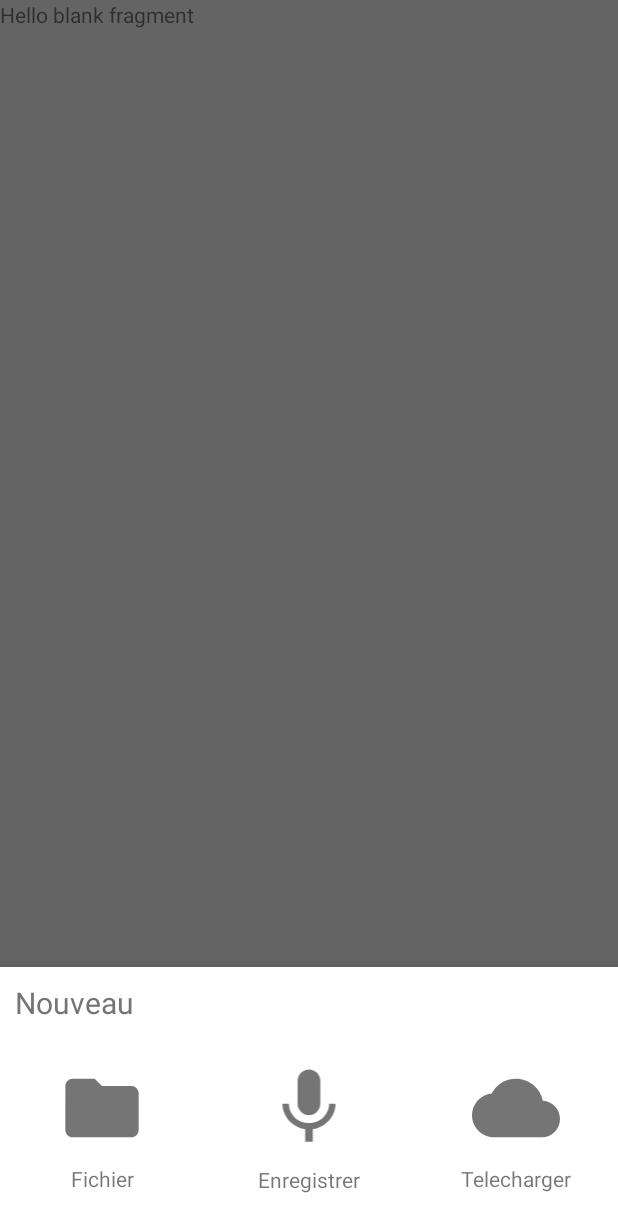
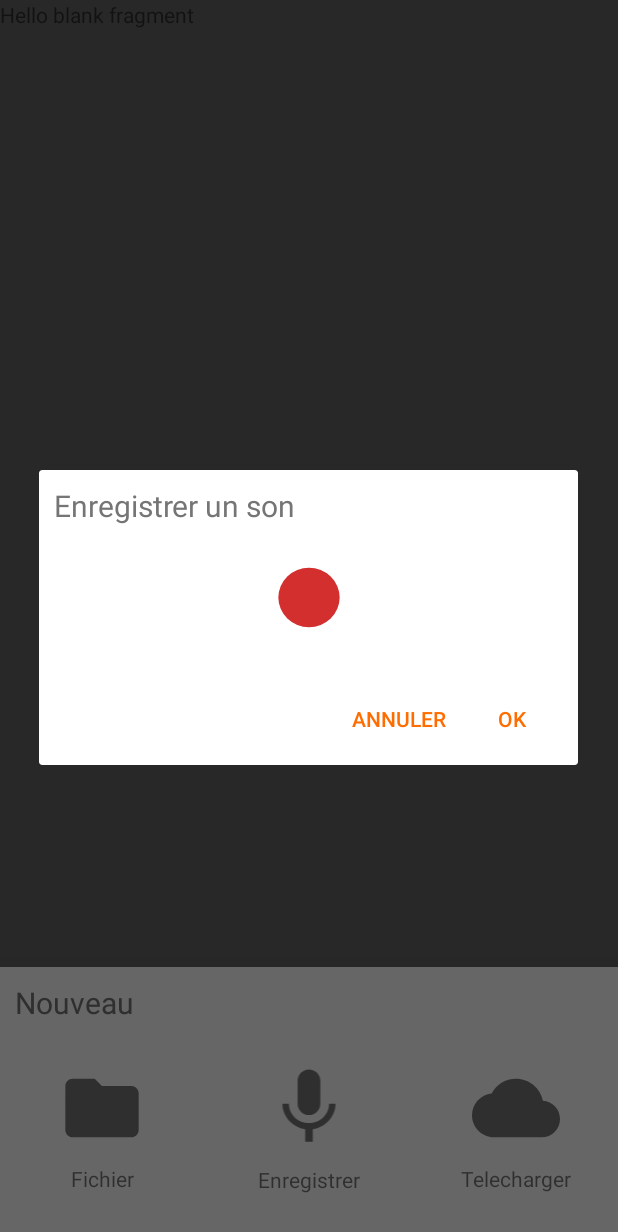
Before and after one commit to Namhto/android-sound-box-maker, an Android app: the fragment AddSoundBottomSheetFragment placed in its activity, after a tap on "Enregistrer", on a phone screen of 412 x 824 dp. Shown: the top 1232 px of the screen. Run offline under Robolectric (Android 15) with nearby library versions, the phone set to English and light mode, and no system bars; our stand-ins replace ButterKnife.

Commit message:
Add dialog record button

```diff
--- a/app/src/main/java/com/maxtho/soundboxmaker/homepage/soundtab/ui/AddSoundBottomSheetFragment.java
+++ b/app/src/main/java/com/maxtho/soundboxmaker/homepage/soundtab/ui/AddSoundBottomSheetFragment.java
@@ -1,5 +1,6 @@
 package com.maxtho.soundboxmaker.homepage.soundtab.ui;
 
+import android.app.FragmentManager;
 import android.os.Bundle;
 import android.support.design.widget.BottomSheetDialogFragment;
 import android.util.Log;
@@ -29,6 +30,7 @@ public class AddSoundBottomSheetFragment extends BottomSheetDialogFragment {
     @OnClick(R.id.constraintLayoutAddFromMic)
     public void addSoundFromMic(View view) {
         Log.d("SoundFragment","addFromMic");
+        showEditDialog();
     }
 
     @OnClick(R.id.constraintLayoutAddFromInternet)
@@ -36,4 +38,11 @@ public class AddSoundBottomSheetFragment extends BottomSheetDialogFragment {
         Log.d("SoundFragment","addFromInternet");
     }
 
+    private void showEditDialog() {
+        FragmentManager fm = getActivity().getFragmentManager();
+        RecordSoundDialogFragment builder = RecordSoundDialogFragment.newInstance("Some Title");
+        builder.show(fm, "fragment_edit_name");
+    }
+
+
 }
--- /dev/null
+++ b/app/src/main/java/com/maxtho/soundboxmaker/homepage/soundtab/ui/RecordSoundDialogFragment.java
@@ -0,0 +1,42 @@
+package com.maxtho.soundboxmaker.homepage.soundtab.ui;
+
+import android.app.Dialog;
+import android.app.DialogFragment;
+import android.content.DialogInterface;
+import android.os.Bundle;
+import android.support.v7.app.AlertDialog;
+import android.view.LayoutInflater;
+
+import com.maxtho.soundboxmaker.R;
+
+public class RecordSoundDialogFragment extends DialogFragment {
+
+    public static RecordSoundDialogFragment newInstance(String title) {
+        RecordSoundDialogFragment frag = new RecordSoundDialogFragment();
+        Bundle args = new Bundle();
+        args.putString("title", title);
+        frag.setArguments(args);
+        return frag;
+    }
+
+
+    @Override
+    public Dialog onCreateDialog(Bundle savedInstanceState) {
+        // Use the Builder class for convenient dialog construction
+        LayoutInflater inflater = getActivity().getLayoutInflater();
+        AlertDialog.Builder builder = new AlertDialog.Builder(getActivity());
+        builder.setView(inflater.inflate(R.layout.dialog_record_sound, null))
+                .setPositiveButton("OK", new DialogInterface.OnClickListener() {
+                    public void onClick(DialogInterface dialog, int id) {
+                        // FIRE ZE MISSILES!
+                    }
+                })
+                .setNegativeButton("ANNULER", new DialogInterface.OnClickListener() {
+                    public void onClick(DialogInterface dialog, int id) {
+                        // User cancelled the dialog
+                    }
+                });
+        // Create the AlertDialog object and return it
+        return builder.create();
+    }
+}
--- /dev/null
+++ b/app/src/main/res/drawable/ic_fiber_manual_record_black_24dp.xml
@@ -0,0 +1,9 @@
+<vector xmlns:android="http://schemas.android.com/apk/res/android"
+    android:width="24dp"
+    android:height="24dp"
+    android:viewportHeight="24.0"
+    android:viewportWidth="24.0">
+    <path
+        android:fillColor="#010101"
+        android:pathData="M12,12m-8,0a8,8 0,1 1,16 0a8,8 0,1 1,-16 0" />
+</vector>
--- /dev/null
+++ b/app/src/main/res/layout/dialog_record_sound.xml
@@ -0,0 +1,31 @@
+<?xml version="1.0" encoding="utf-8"?>
+<android.support.constraint.ConstraintLayout xmlns:android="http://schemas.android.com/apk/res/android"
+    xmlns:app="http://schemas.android.com/apk/res-auto"
+    android:layout_width="match_parent"
+    android:layout_height="wrap_content"
+    android:paddingBottom="20dp">
+
+    <TextView
+        android:id="@+id/textView"
+        android:layout_width="wrap_content"
+        android:layout_height="wrap_content"
+        android:padding="10dp"
+        android:text="Enregistrer un son"
+        android:textColor="#757575"
+        android:textSize="20dp" />
+
+    <Button
+        android:id="@+id/button2"
+        android:layout_width="61dp"
+        android:layout_height="59dp"
+        android:layout_marginEnd="8dp"
+        android:layout_marginStart="8dp"
+        android:layout_marginTop="8dp"
+        android:background="@drawable/ic_fiber_manual_record_black_24dp"
+        android:backgroundTint="#D32F2F"
+        app:layout_constraintEnd_toEndOf="parent"
+        app:layout_constraintStart_toStartOf="parent"
+        app:layout_constraintTop_toBottomOf="@+id/textView" />
+
+
+</android.support.constraint.ConstraintLayout>
```
